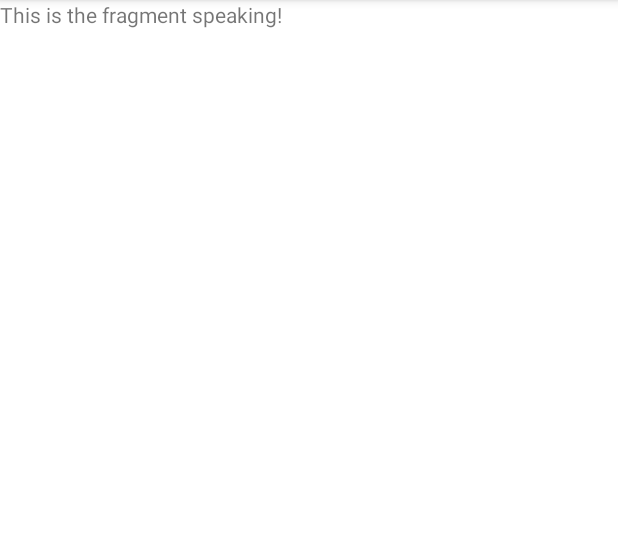
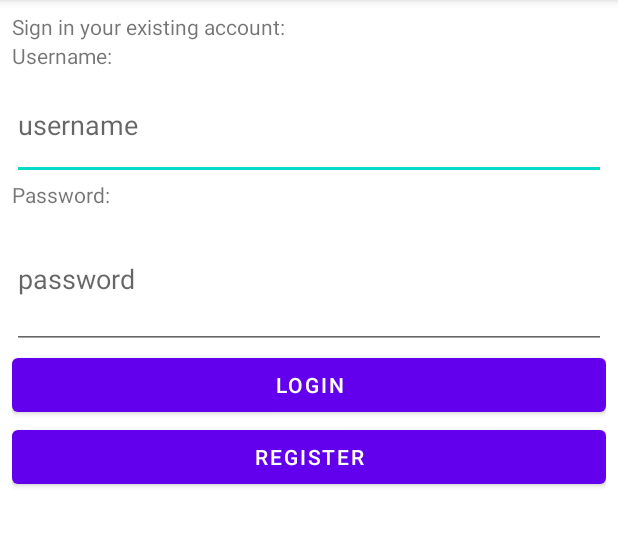
Before and after one commit to jennyyi78/OSU-bathroom-app, an Android app: the screen it shows after launch (MainActivity), on a phone screen of 412 x 824 dp, the part 84-631 px from its top. Run offline under Robolectric (Android 15) with nearby library versions, the phone set to English and light mode, and no system bars; our stand-ins replace Firebase (no records; nobody signed in at launch, a user with empty details on screens opened directly).

Commit message:
working login, changed activites to fragments

```diff
--- a/app/build.gradle
+++ b/app/build.gradle
@@ -32,6 +32,8 @@ android {
 dependencies {
     def fragment_version = "1.5.5"
 
+
+    implementation platform('com.google.firebase:firebase-bom:31.2.2')
     implementation 'androidx.appcompat:appcompat:1.6.1'
     implementation 'com.google.android.material:material:1.8.0'
     implementation 'androidx.constraintlayout:constraintlayout:2.1.4'
@@ -39,5 +41,6 @@ dependencies {
     androidTestImplementation 'androidx.test.ext:junit:1.1.5'
     androidTestImplementation 'androidx.test.espresso:espresso-core:3.5.1'
     implementation 'com.google.firebase:firebase-database:20.1.0'
-    implementation "androidx.fragment:fragment:$fragment_version"
+    implementation 'com.google.firebase:firebase-auth'
+
 }
--- /dev/null
+++ b/app/src/main/java/com/example/osu_bathroom_app/LoginFragment.java
@@ -0,0 +1,136 @@
+package com.example.osu_bathroom_app;
+
+import androidx.annotation.NonNull;
+import androidx.appcompat.app.AppCompatActivity;
+import androidx.fragment.app.Fragment;
+import androidx.fragment.app.FragmentManager;
+import androidx.fragment.app.FragmentTransaction;
+
+import android.content.Intent;
+import android.os.Bundle;
+import android.text.TextUtils;
+import android.util.Log;
+import android.view.LayoutInflater;
+import android.view.View;
+import android.view.ViewGroup;
+import android.widget.Button;
+import android.widget.EditText;
+import android.widget.Toast;
+
+import com.google.android.gms.tasks.OnCompleteListener;
+import com.google.android.gms.tasks.Task;
+import com.google.firebase.auth.AuthResult;
+import com.google.firebase.auth.FirebaseAuth;
+
+
+public class LoginFragment extends Fragment {
+    private final String TAG = "LoginFragment";
+    View view;
+    private EditText usernameTextView, passwordTextView;
+    private Button loginBtn, linkToRegisterBtn;
+
+    private FirebaseAuth mAuth;
+
+    @Override
+    public View onCreateView(LayoutInflater inflater, ViewGroup container,
+                             Bundle savedInstanceState) {
+
+        view= inflater.inflate(R.layout.fragment_login, container, false);
+        mAuth = FirebaseAuth.getInstance();
+
+        // Initialize views
+        usernameTextView = view.findViewById(R.id.username);
+        passwordTextView = view.findViewById(R.id.password);
+        loginBtn = view.findViewById(R.id.loginButton);
+        linkToRegisterBtn = view.findViewById(R.id.linkToRegisterButton);
+
+        Log.d("create", "Test2");
+
+        // Set on Click Listener on login button
+        loginBtn.setOnClickListener(new View.OnClickListener() {
+            @Override
+            public void onClick(View v)
+            {
+                loginUserAccount();
+            }
+        });
+
+        // set listener on link to register button
+        linkToRegisterBtn.setOnClickListener(new View.OnClickListener() {
+            @Override
+            public void onClick(View v)
+            {
+                Log.d("Button", "Test");
+                replaceFragment(new RegisterFragment());
+            }
+        });
+        Log.i(TAG, "OnCreateView");
+        return view;
+    }
+
+    private void loginUserAccount()
+    {
+
+        // Take the value of two edit texts in Strings
+        String username, password;
+        username = usernameTextView.getText().toString();
+        password = passwordTextView.getText().toString();
+
+        // validations for input email and password
+        if (TextUtils.isEmpty(username)) {
+            Toast.makeText(getActivity().getApplicationContext(),
+                            "Please enter email!!",
+                            Toast.LENGTH_LONG)
+                    .show();
+            return;
+        }
+
+        if (TextUtils.isEmpty(password)) {
+            Toast.makeText(getActivity().getApplicationContext(),
+                            "Please enter password!!",
+                            Toast.LENGTH_LONG)
+                    .show();
+            return;
+        }
+
+        // login existing user
+        mAuth.signInWithEmailAndPassword(username, password)
+                .addOnCompleteListener(
+                        new OnCompleteListener<AuthResult>() {
+                            @Override
+                            public void onComplete(
+                                    @NonNull Task<AuthResult> task)
+                            {
+                                if (task.isSuccessful()) {
+                                    Toast.makeText(getActivity().getApplicationContext(),
+                                                    "Login successful!!",
+                                                    Toast.LENGTH_LONG)
+                                            .show();
+
+                                    // if sign-in is successful
+                                    // intent to home activity
+                                    replaceFragment(new HomePageFragment());
+                                }
+
+                                else {
+
+                                    // sign-in failed
+                                    Toast.makeText(getActivity().getApplicationContext(),
+                                                    "Login failed!!",
+                                                    Toast.LENGTH_LONG)
+                                            .show();
+
+                                }
+                            }
+                        });
+    }
+
+    private void replaceFragment(Fragment fragment) {
+
+        FragmentManager fragmentManager=getActivity().getSupportFragmentManager();
+        FragmentTransaction fragmentTransaction=fragmentManager.beginTransaction();
+        fragmentTransaction.replace(R.id.fragment_container_view,fragment);
+        fragmentTransaction.commit();
+
+    }
+}
--- a/app/src/main/java/com/example/osu_bathroom_app/MainActivity.java
+++ b/app/src/main/java/com/example/osu_bathroom_app/MainActivity.java
@@ -23,7 +23,7 @@ public class MainActivity extends AppCompatActivity {
         if (savedInstanceState == null) {
             getSupportFragmentManager().beginTransaction()
                     .setReorderingAllowed(true)
-                    .add(R.id.fragment_container_view, HomePageFragment.class, null)
+                    .add(R.id.fragment_container_view, LoginFragment.class, null)
                     .commit();
         }
         Log.i(TAG, "OnCreate");
--- /dev/null
+++ b/app/src/main/res/layout/fragment_login.xml
@@ -0,0 +1,70 @@
+<?xml version="1.0" encoding="utf-8"?>
+<androidx.constraintlayout.widget.ConstraintLayout xmlns:android="http://schemas.android.com/apk/res/android"
+    xmlns:app="http://schemas.android.com/apk/res-auto"
+    xmlns:tools="http://schemas.android.com/tools"
+    android:layout_width="match_parent"
+    android:layout_height="match_parent"
+    tools:context=".LoginFragment">
+
+    <LinearLayout
+        android:layout_width="match_parent"
+        android:layout_height="match_parent"
+        android:layout_marginStart="8dp"
+        android:layout_marginTop="8dp"
+        android:layout_marginEnd="8dp"
+        android:layout_marginBottom="8dp"
+        android:orientation="vertical"
+        app:layout_constraintBottom_toBottomOf="parent"
+        app:layout_constraintEnd_toEndOf="parent"
+        app:layout_constraintStart_toStartOf="parent"
+        app:layout_constraintTop_toTopOf="parent">
+
+        <TextView
+            android:id="@+id/textView"
+            android:layout_width="match_parent"
+            android:layout_height="wrap_content"
+            android:text="Sign in your existing account:" />
+
+        <TextView
+            android:id="@+id/textView4"
+            android:layout_width="match_parent"
+            android:layout_height="wrap_content"
+            android:text="Username:" />
+
+        <EditText
+            android:id="@+id/username"
+            android:layout_width="match_parent"
+            android:layout_height="73dp"
+            android:ems="10"
+            android:hint="username" />
+
+        <TextView
+            android:id="@+id/textView2"
+            android:layout_width="match_parent"
+            android:layout_height="wrap_content"
+
+            android:text="Password:" />
+
+        <EditText
+            android:id="@+id/password"
+            android:layout_width="match_parent"
+            android:layout_height="93dp"
+            android:ems="10"
+            android:hint="password"
+            android:inputType="textPassword" />
+
+        <Button
+            android:id="@+id/loginButton"
+            android:layout_width="match_parent"
+            android:layout_height="wrap_content"
+            android:text="Login" />
+
+
+        <Button
+            android:id="@+id/linkToRegisterButton"
+            android:layout_width="match_parent"
+            android:layout_height="wrap_content"
+            android:text="Register" />
+
+    </LinearLayout>
+</androidx.constraintlayout.widget.ConstraintLayout>
--- a/app/src/main/res/values/strings.xml
+++ b/app/src/main/res/values/strings.xml
@@ -1,4 +1,6 @@
 <resources>
     <string name="app_name">OSU-Bathroom-App</string>
     <string name="hello_fragment">This is the fragment speaking!</string>
+    <!-- TODO: Remove or change this placeholder text -->
+    <string name="hello_blank_fragment">Hello blank fragment</string>
 </resources>
```
Also changed, not shown: app/src/main/java/com/example/osu_bathroom_app/RegisterFragment.java (added, +128 -0 lines), app/src/main/res/layout/fragment_register.xml (added, +68 -0 lines).
